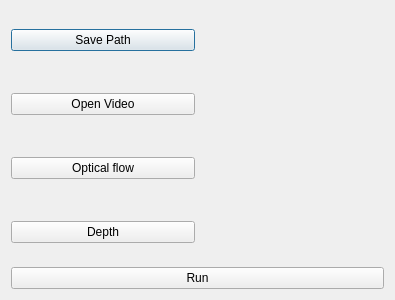
The window that application/dialog.ui (kevinhartyanyi/BSC-Thesis) describes before a commit, drawn with Qt 5.
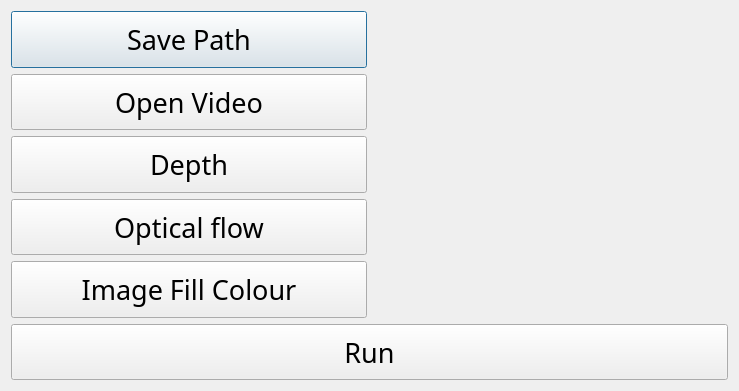
The same window after the commit.

Commit message: Added colour choosing option

Patch:
```diff
--- a/application/dialog.ui
+++ b/application/dialog.ui
@@ -6,8 +6,8 @@
    <rect>
     <x>0</x>
     <y>0</y>
-    <width>395</width>
-    <height>300</height>
+    <width>739</width>
+    <height>391</height>
    </rect>
   </property>
   <property name="windowTitle">
@@ -18,6 +18,21 @@
     <layout class="QHBoxLayout" name="horizontalLayout_2">
      <item>
       <widget class="QPushButton" name="b_save">
+       <property name="sizePolicy">
+        <sizepolicy hsizetype="Preferred" vsizetype="Preferred">
+         <horstretch>0</horstretch>
+         <verstretch>0</verstretch>
+        </sizepolicy>
+       </property>
+       <property name="font">
+        <font>
+         <family>GE Inspira</family>
+         <pointsize>20</pointsize>
+        </font>
+       </property>
+       <property name="toolTip">
+        <string>Save path for results</string>
+       </property>
        <property name="text">
         <string>Save Path</string>
        </property>
@@ -25,6 +40,15 @@
      </item>
      <item>
       <widget class="QLabel" name="l_save">
+       <property name="font">
+        <font>
+         <family>GE Inspira</family>
+         <pointsize>20</pointsize>
+        </font>
+       </property>
+       <property name="toolTip">
+        <string/>
+       </property>
        <property name="text">
         <string/>
        </property>
@@ -36,6 +60,21 @@
     <layout class="QHBoxLayout" name="horizontalLayout">
      <item>
       <widget class="QPushButton" name="b_vid">
+       <property name="sizePolicy">
+        <sizepolicy hsizetype="Preferred" vsizetype="Preferred">
+         <horstretch>0</horstretch>
+         <verstretch>0</verstretch>
+        </sizepolicy>
+       </property>
+       <property name="font">
+        <font>
+         <family>GE Inspira</family>
+         <pointsize>20</pointsize>
+        </font>
+       </property>
+       <property name="toolTip">
+        <string>Video you wish to analyse</string>
+       </property>
        <property name="text">
         <string>Open Video</string>
        </property>
@@ -43,24 +82,12 @@
      </item>
      <item>
       <widget class="QLabel" name="l_vid">
-       <property name="text">
-        <string/>
+       <property name="font">
+        <font>
+         <family>GE Inspira</family>
+         <pointsize>20</pointsize>
+        </font>
        </property>
-      </widget>
-     </item>
-    </layout>
-   </item>
-   <item>
-    <layout class="QHBoxLayout" name="horizontalLayout_3">
-     <item>
-      <widget class="QPushButton" name="b_of">
-       <property name="text">
-        <string>Optical flow</string>
-       </property>
-      </widget>
-     </item>
-     <item>
-      <widget class="QLabel" name="l_of">
        <property name="text">
         <string/>
        </property>
@@ -72,6 +99,21 @@
     <layout class="QHBoxLayout" name="horizontalLayout_4">
      <item>
       <widget class="QPushButton" name="b_depth">
+       <property name="sizePolicy">
+        <sizepolicy hsizetype="Preferred" vsizetype="Preferred">
+         <horstretch>0</horstretch>
+         <verstretch>0</verstretch>
+        </sizepolicy>
+       </property>
+       <property name="font">
+        <font>
+         <family>GE Inspira</family>
+         <pointsize>20</pointsize>
+        </font>
+       </property>
+       <property name="toolTip">
+        <string>Depth estimation running file</string>
+       </property>
        <property name="text">
         <string>Depth</string>
        </property>
@@ -79,6 +121,90 @@
      </item>
      <item>
       <widget class="QLabel" name="l_depth">
+       <property name="font">
+        <font>
+         <family>GE Inspira</family>
+         <pointsize>20</pointsize>
+        </font>
+       </property>
+       <property name="text">
+        <string/>
+       </property>
+      </widget>
+     </item>
+    </layout>
+   </item>
+   <item>
+    <layout class="QHBoxLayout" name="horizontalLayout_3">
+     <item>
+      <widget class="QPushButton" name="b_of">
+       <property name="sizePolicy">
+        <sizepolicy hsizetype="Preferred" vsizetype="Preferred">
+         <horstretch>0</horstretch>
+         <verstretch>0</verstretch>
+        </sizepolicy>
+       </property>
+       <property name="font">
+        <font>
+         <family>GE Inspira</family>
+         <pointsize>20</pointsize>
+        </font>
+       </property>
+       <property name="toolTip">
+        <string>Optical flow running file</string>
+       </property>
+       <property name="text">
+        <string>Optical flow</string>
+       </property>
+      </widget>
+     </item>
+     <item>
+      <widget class="QLabel" name="l_of">
+       <property name="font">
+        <font>
+         <family>GE Inspira</family>
+         <pointsize>20</pointsize>
+        </font>
+       </property>
+       <property name="text">
+        <string/>
+       </property>
+      </widget>
+     </item>
+    </layout>
+   </item>
+   <item>
+    <layout class="QHBoxLayout" name="horizontalLayout_5">
+     <item>
+      <widget class="QPushButton" name="b_colour">
+       <property name="sizePolicy">
+        <sizepolicy hsizetype="Preferred" vsizetype="Preferred">
+         <horstretch>0</horstretch>
+         <verstretch>0</verstretch>
+        </sizepolicy>
+       </property>
+       <property name="font">
+        <font>
+         <family>GE Inspira</family>
+         <pointsize>20</pointsize>
+        </font>
+       </property>
+       <property name="toolTip">
+        <string>Filling colour around the video</string>
+       </property>
+       <property name="text">
+        <string>Image Fill Colour</string>
+       </property>
+      </widget>
+     </item>
+     <item>
+      <widget class="QLabel" name="l_colour">
+       <property name="font">
+        <font>
+         <family>GE Inspira</family>
+         <pointsize>20</pointsize>
+        </font>
+       </property>
        <property name="text">
         <string/>
        </property>
@@ -88,6 +214,21 @@
    </item>
    <item>
     <widget class="QPushButton" name="b_run">
+     <property name="sizePolicy">
+      <sizepolicy hsizetype="Preferred" vsizetype="Preferred">
+       <horstretch>0</horstretch>
+       <verstretch>0</verstretch>
+      </sizepolicy>
+     </property>
+     <property name="font">
+      <font>
+       <family>GE Inspira</family>
+       <pointsize>20</pointsize>
+      </font>
+     </property>
+     <property name="toolTip">
+      <string>Start the calculation</string>
+     </property>
      <property name="text">
       <string>Run</string>
      </property>
```
The commit also changes 7 other files.
